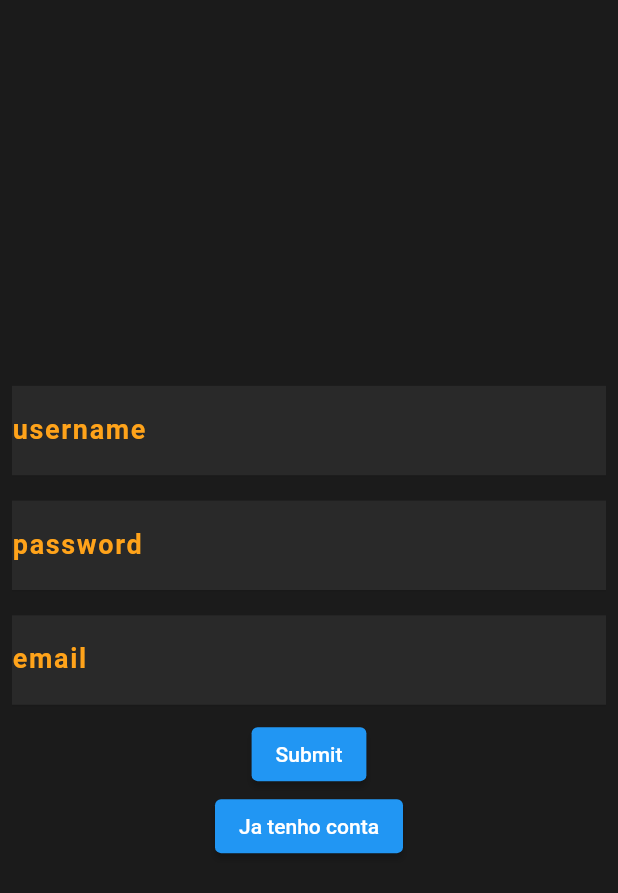
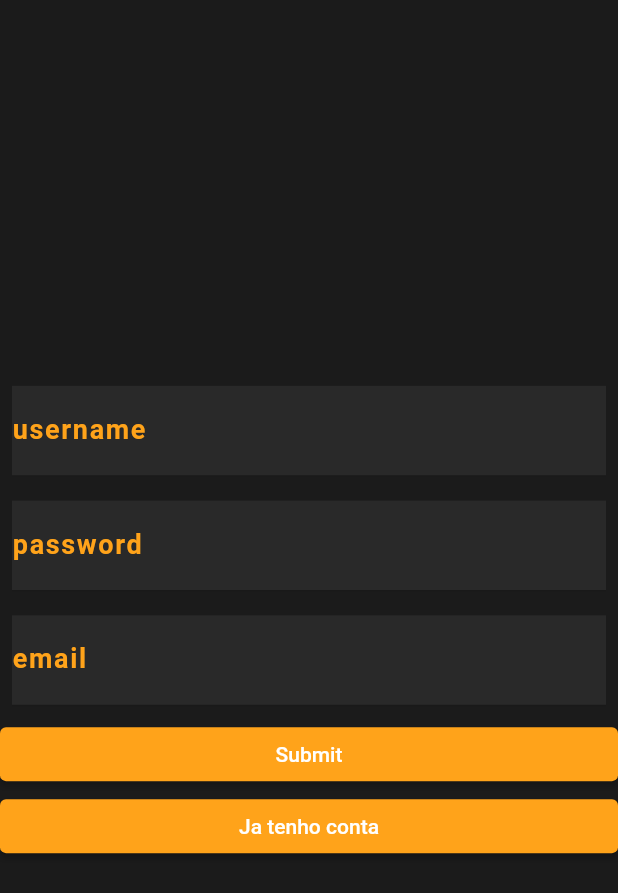
Before and after one commit to AnimeHub-ECM251/frontEnd, a Flutter app: the RegisterPage screen opened directly, on a phone screen of 412 x 824 dp. Shown: the top 893 px of the screen. Run offline on Flutter 3.47's test engine with Material 2 defaults, Android fonts, the phone set to English and light mode, and no system bars; our stand-ins replace flutter_rating_bar; network calls fail.

Commit message:
Change on registerPage style

```diff
--- a/animehub/lib/pages/registerPage/registerPage.dart
+++ b/animehub/lib/pages/registerPage/registerPage.dart
@@ -27,6 +27,7 @@ class _RegisterPageState extends State<RegisterPage> {
     return Scaffold(
       body: Column(
         mainAxisAlignment: MainAxisAlignment.center,
+        crossAxisAlignment: CrossAxisAlignment.stretch,
         children: [
           Form(
             key: _formKey,
@@ -103,6 +104,7 @@ class _RegisterPageState extends State<RegisterPage> {
           ),
           //TODO arrumar cores dos botões
           ElevatedButton(
+            style: ButtonStyle(backgroundColor: MaterialStateProperty.all<Color>(korange)),
             onPressed: () async {
               if (_formKey.currentState!.validate() &&
                   _formKey2.currentState!.validate() &&
@@ -119,6 +121,7 @@ class _RegisterPageState extends State<RegisterPage> {
             child: const Text('Submit'),
           ),
           ElevatedButton(
+            style: ButtonStyle(backgroundColor: MaterialStateProperty.all<Color>(korange)),
             onPressed: () async {
 
                 Navigator.pop(context);
```
